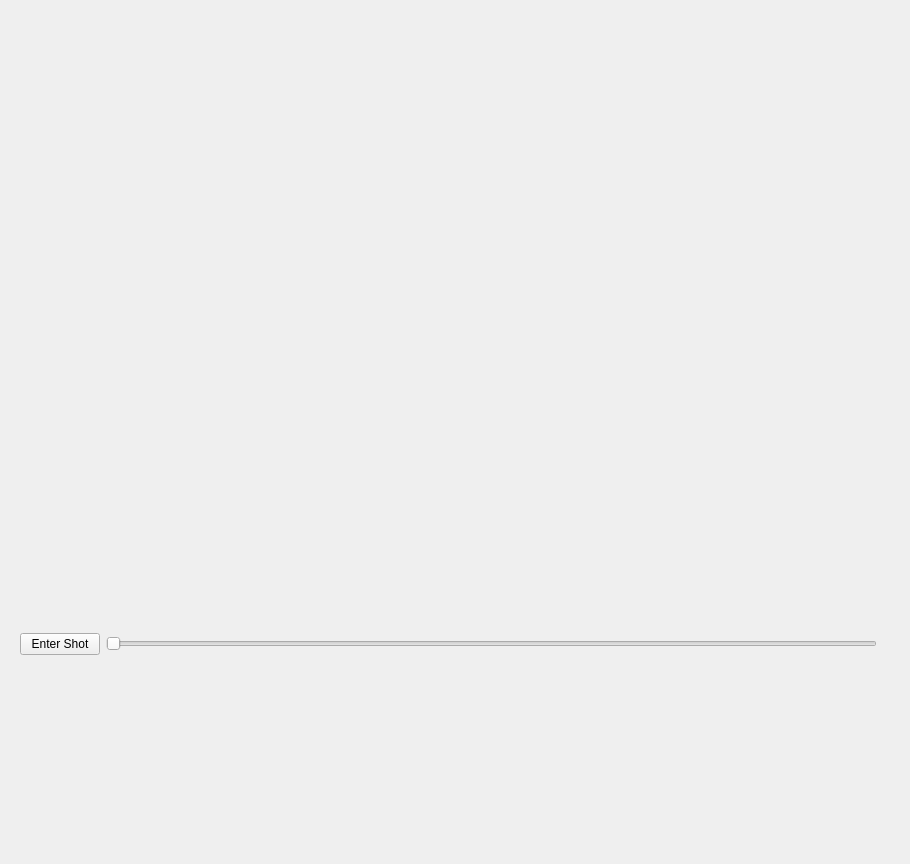
YCP-Rev-Metrix/BallSpinner-Controller-v2, file ShotModePage.ui: the form before one commit.
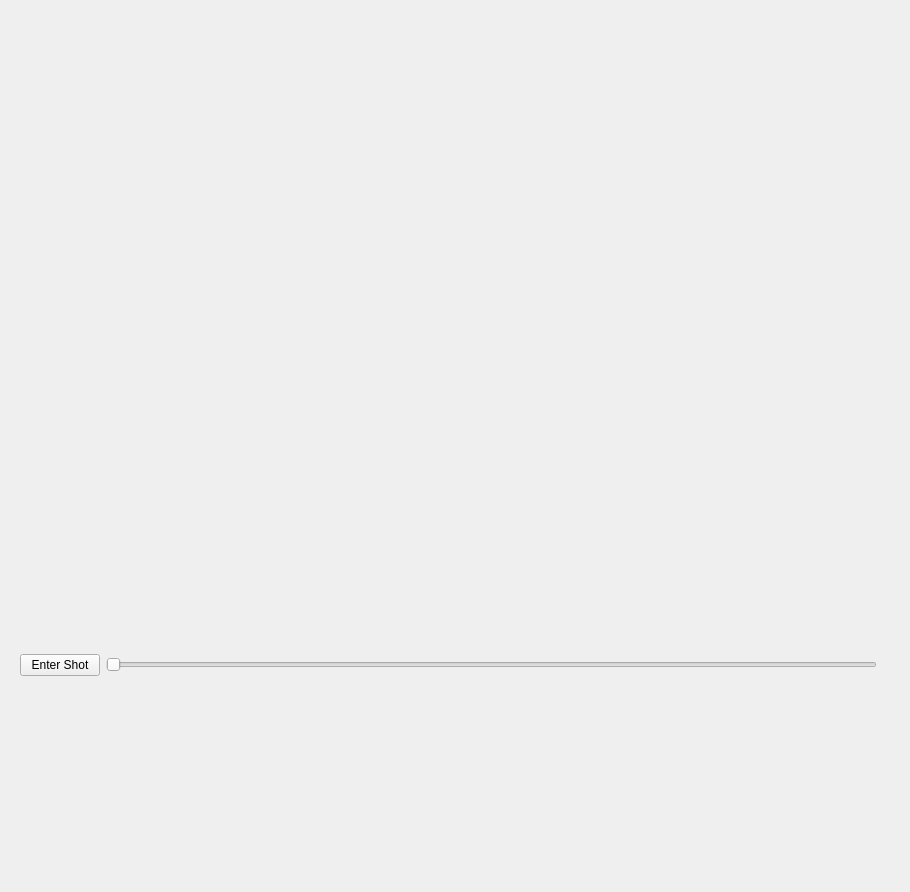
The form after the commit. Custom widgets are drawn as their Qt base class.

The edit to the form file:
```diff
--- a/ShotModePage.ui
+++ b/ShotModePage.ui
@@ -7,7 +7,7 @@
     <x>0</x>
     <y>0</y>
     <width>910</width>
-    <height>864</height>
+    <height>892</height>
    </rect>
   </property>
   <property name="windowTitle">
```
